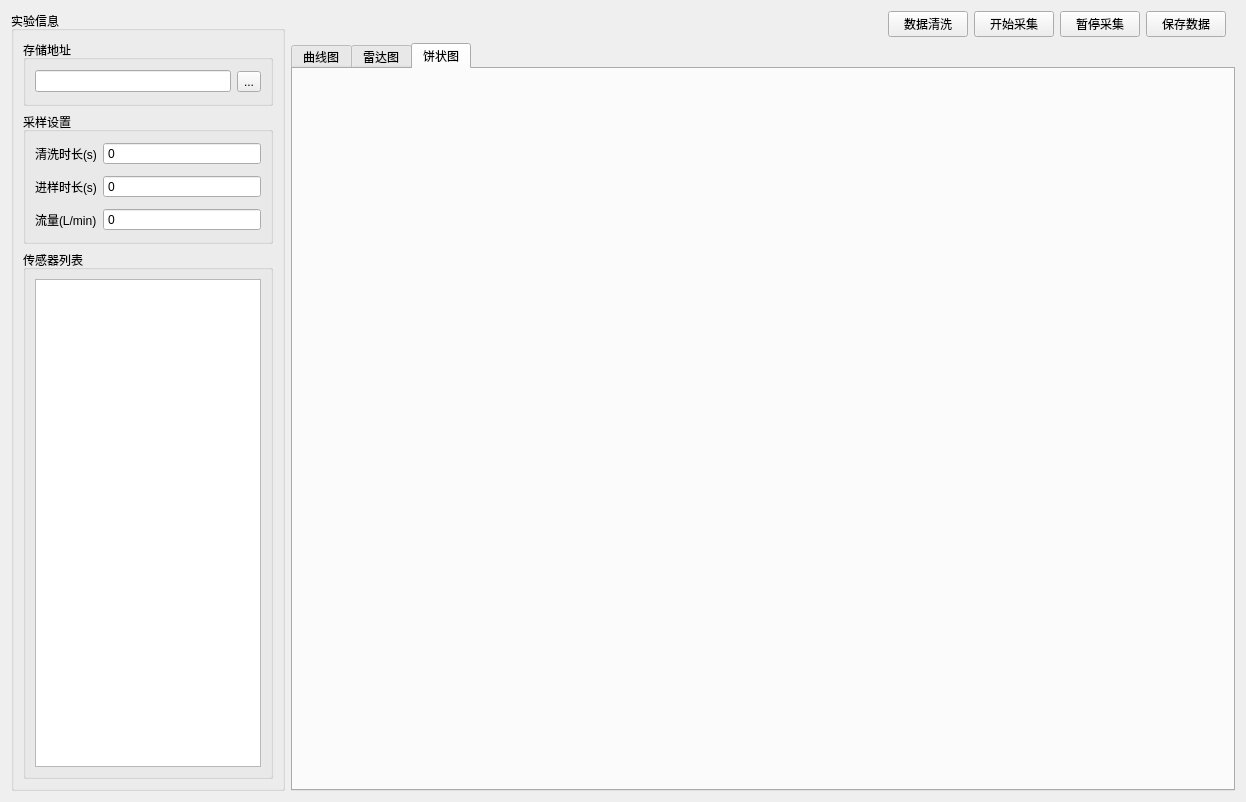
Old version of the form Enose/resource_ui/ui_file/Gragh_show.ui in the repository WMSF111/E_Nose.
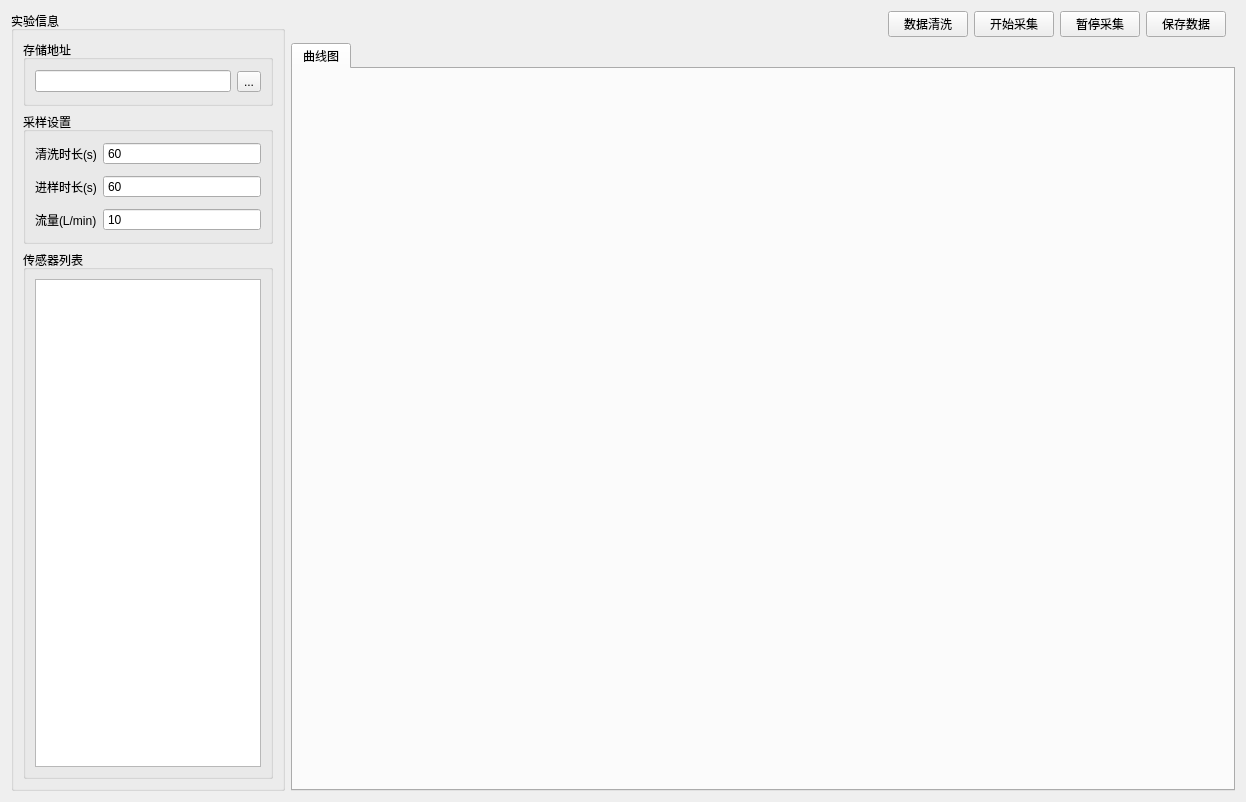
New version of the form.

Diff of the .ui file:
```diff
--- a/Enose/resource_ui/ui_file/Gragh_show.ui
+++ b/Enose/resource_ui/ui_file/Gragh_show.ui
@@ -87,6 +87,9 @@
              <property name="buttonSymbols">
               <enum>QAbstractSpinBox::NoButtons</enum>
              </property>
+             <property name="value">
+              <number>10</number>
+             </property>
             </widget>
            </item>
            <item row="0" column="0">
@@ -104,6 +107,9 @@
              <property name="buttonSymbols">
               <enum>QAbstractSpinBox::NoButtons</enum>
              </property>
+             <property name="value">
+              <number>60</number>
+             </property>
             </widget>
            </item>
            <item row="0" column="1">
@@ -114,6 +120,9 @@
              <property name="buttonSymbols">
               <enum>QAbstractSpinBox::NoButtons</enum>
              </property>
+             <property name="value">
+              <number>60</number>
+             </property>
             </widget>
            </item>
           </layout>
@@ -230,7 +239,7 @@
      <item row="1" column="1">
       <widget class="QTabWidget" name="tabWidget">
        <property name="currentIndex">
-        <number>2</number>
+        <number>0</number>
        </property>
        <widget class="QWidget" name="Line_Show">
         <attribute name="title">
@@ -242,26 +251,6 @@
          </item>
         </layout>
        </widget>
-       <widget class="QWidget" name="tab_2">
-        <attribute name="title">
-         <string>雷达图</string>
-        </attribute>
-        <layout class="QGridLayout" name="gridLayout_6">
-         <item row="0" column="0">
-          <layout class="QVBoxLayout" name="Radargragh_Layout"/>
-         </item>
-        </layout>
-       </widget>
-       <widget class="QWidget" name="tab">
-        <attribute name="title">
-         <string>饼状图</string>
-        </attribute>
-        <layout class="QGridLayout" name="gridLayout_7">
-         <item row="0" column="0">
-          <layout class="QVBoxLayout" name="Piegragh_Layout"/>
-         </item>
-        </layout>
-       </widget>
       </widget>
      </item>
     </layout>
```
